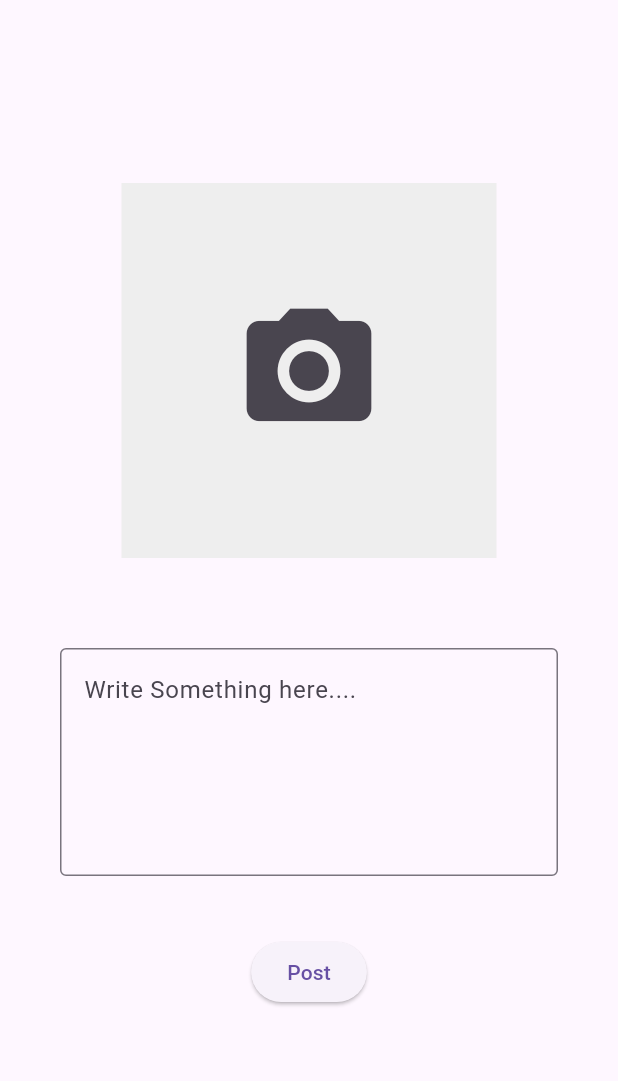
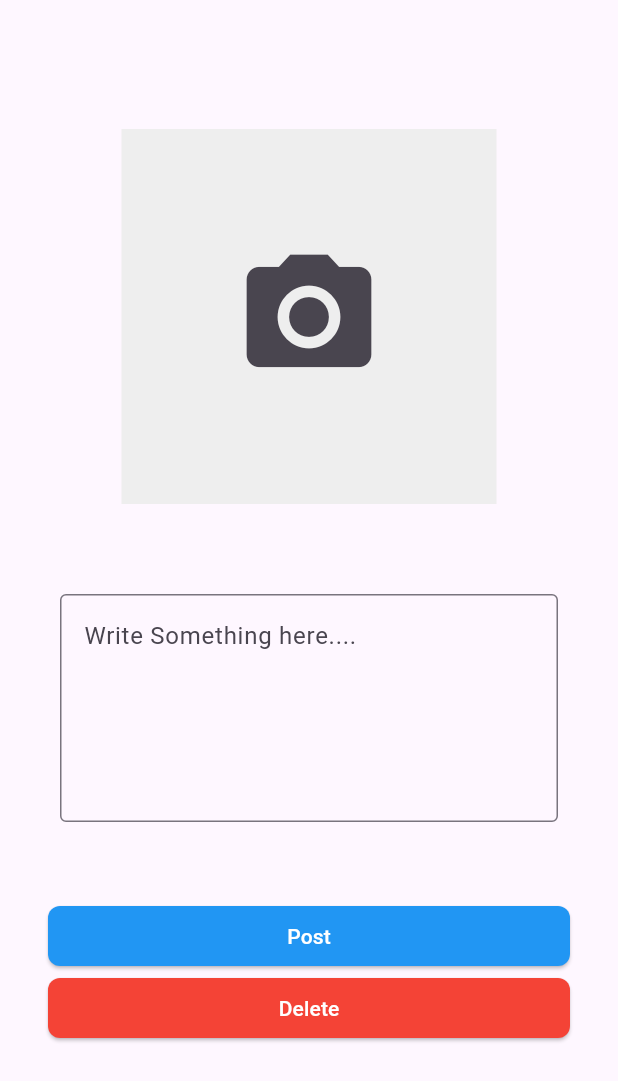
Before and after one commit to SinaaDev/firebase, a Flutter app: the UploadFile screen opened directly, on a phone screen of 412 x 824 dp. Shown: the top 1081 px of the screen. Run offline on Flutter 3.47's test engine with Material 3 defaults, Android fonts, the phone set to English and light mode, and no system bars; our stand-ins replace cloud_firestore, dio, firebase_core, firebase_storage, gallery_saver, image_picker; accounts and stored records are empty.

Commit message:
post delete feature added !

```diff
--- a/lib/upload_file.dart
+++ b/lib/upload_file.dart
@@ -23,6 +23,17 @@ class _UploadFileState extends State<UploadFile> {
   String imageUrl = '';
 
   final bodyTextController = TextEditingController();
+
+
+  Future deletePost()async{
+    FirebaseFirestore.instance
+        .collection('posts')
+        .doc(widget.post!.id)
+        .delete()
+        .whenComplete(() {
+           Navigator.pop(context);
+        },);
+  }
 
 
   Future _getFromCamera()async{
@@ -171,12 +182,34 @@ class _UploadFileState extends State<UploadFile> {
               ),
             ),
 
+            Padding(
+              padding: const EdgeInsets.symmetric(horizontal: 32.0,vertical: 12),
+              child: Column(
+                crossAxisAlignment: CrossAxisAlignment.stretch,
+                children: [
                   ElevatedButton(
+                    style: ElevatedButton.styleFrom(
+                      backgroundColor: Colors.blue,
+                      foregroundColor: Colors.white,
+                      shape: RoundedRectangleBorder(borderRadius: BorderRadius.circular(8)),
+                    ),
                       onPressed: ()async{
                         if(!widget.isEditMode)
                         await uploadFile();
                         createPost();
                   }, child: widget.isEditMode? Text('Update') : Text('Post')),
+                  ElevatedButton(
+                    style: ElevatedButton.styleFrom(
+                      backgroundColor: Colors.red,
+                      foregroundColor: Colors.white,
+                      shape: RoundedRectangleBorder(borderRadius: BorderRadius.circular(8)),
+                    ),
+                      onPressed: (){
+                      deletePost();
+                  }, child: Text('Delete')),
+                ],
+              ),
+            ),
 
             SizedBox(height: 30,),
 
```
Lines whose indentation alone changed are shown as unchanged.
